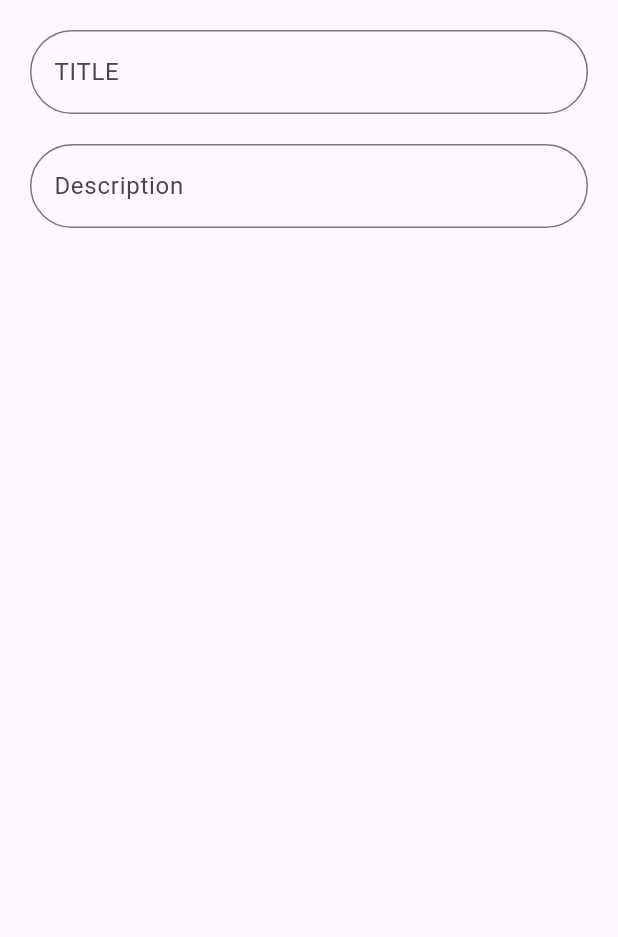
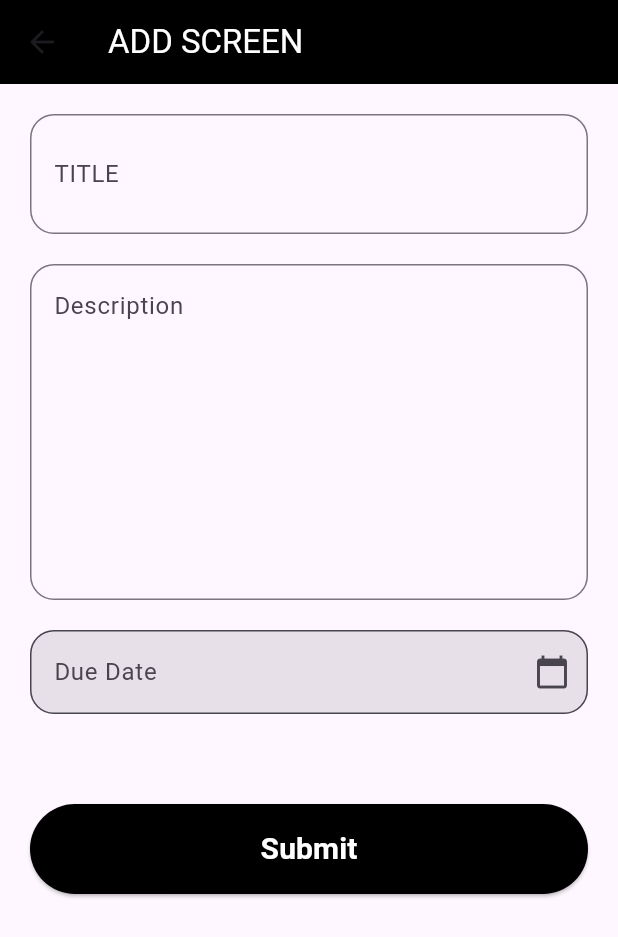
Before and after one commit to rayeensaniya/ToDo-App, a Flutter app: the AddScreen screen opened directly, on a phone screen of 412 x 824 dp. Shown: the top 937 px of the screen. Run offline on Flutter 3.47's test engine with Material 2 defaults, Android fonts, the phone set to English and light mode, and no system bars; our stand-ins replace rxdart.

Commit message:
todo detail and add screen

```diff
--- a/lib/main.dart
+++ b/lib/main.dart
@@ -1,4 +1,5 @@
 import 'package:flutter/material.dart';
+import 'package:todo_app/screens/dashboard.dart';
 import 'package:todo_app/screens/log_in.dart';
 
 void main() {
@@ -16,7 +17,7 @@ class MyApp extends StatelessWidget {
         colorScheme: ColorScheme.fromSeed(seedColor: Colors.deepPurple),
         useMaterial3: true,
       ),
-      home: const LogIn(),
+      home: const Dashboard(),
     );
   }
 }
--- a/lib/screens/add_screen.dart
+++ b/lib/screens/add_screen.dart
@@ -1,29 +1,88 @@
 import 'package:flutter/material.dart';
+import 'package:intl/intl.dart';
+import 'package:todo_app/bloc/add_bloc.dart';
+import 'package:todo_app/widget/button.dart';
 import 'package:todo_app/widget/text_field.dart';
 
 class AddScreen extends StatefulWidget {
-  const AddScreen({Key? key}) : super(key: key);
+   AddScreen({Key? key}) : super(key: key);
 
   @override
   State<AddScreen> createState() => _AddScreenState();
   }
+final _formKey = GlobalKey<FormState>();
+final _addBloc = AddScreenBloc();
 
 class _AddScreenState extends State<AddScreen> {
+  TextEditingController dateController = TextEditingController();
+
   @override
   Widget build(BuildContext context) {
-    return const Scaffold(
-      body: Padding(
-        padding: EdgeInsets.all(20.0),
+    return Scaffold(
+      appBar: AppBar(
+        backgroundColor: Colors.black,
+        title: const Text('ADD SCREEN', style: TextStyle(color: Colors.white)),
+      ),
+      body: SingleChildScrollView(
+        child: Padding(
+            padding:  EdgeInsets.all(20.0),
+            child: Form(
+              key: _formKey,
               child: Column(
                 children: [
-            AppTextField(labelText: 'TITLE'),
-            SizedBox(
+                   AppTextField(labelText: 'TITLE', maxLines: 2,
+                  validator: (p0) => _addBloc.titleValidator(title: p0),
+                  ),
+                  const SizedBox(
                     height: 20,
                   ),
-            AppTextField(labelText: 'Description')
+                  const AppTextField(
+                    alignLabelWithHint: true,
+                    labelText: 'Description',
+                    maxLines: 8,
+                  ),
+                  const SizedBox(
+                    height: 20,
+                  ),
+                  AppTextField(
+
+                    labelText: 'Due Date',
+                    controller: dateController,
+                    readOnly: true,
+                    filled: true,
+                    onTp: () async{
+                   final dateTime =await _selectDate();
+                      String dateFormatted = DateFormat('dd/MM/yyyy').format(dateTime!);
+                      dateController.text=dateFormatted;
+                    },
+                    suffixIcon: const Icon(Icons.calendar_today),
+                  ),
+                  const SizedBox(
+                    height: 60,
+                  ),
+                  AppButton(onpPressed: () {
+                    if(_formKey.currentState!.validate()){
+
+                    }
+                  }, text: 'Submit')
                 ],
               ),
+            )),
       ),
     );
   }
+
+  Future<DateTime?> _selectDate() async {
+    DateTime? _picked = await showDatePicker(
+      context: context,
+      initialDate: DateTime.now(),
+      firstDate: DateTime(2000),
+      lastDate: DateTime(2500),
+    );
+    if (_picked != null) {
+     return _picked;
+
     }
+
+  }
+}
--- a/lib/screens/dashboard.dart
+++ b/lib/screens/dashboard.dart
@@ -38,7 +38,7 @@ class _DashboardState extends State<Dashboard> {
                     Navigator.push(
                         context,
                         MaterialPageRoute(
-                          builder: (context) => const AddScreen(),
+                          builder: (context) =>  AddScreen(),
                         ));
                   },
                 );
--- a/lib/widget/text_field.dart
+++ b/lib/widget/text_field.dart
@@ -2,12 +2,17 @@ import 'package:flutter/material.dart';
 
 class AppTextField extends StatefulWidget {
  const AppTextField({super.key,required this.labelText,this.validator,
+   this.readOnly,
+   this.onTp,
    this.maxLength,
+   this.filled,
     this.hinText,
    this.keyboardType,
    this.onFieldSubmitted,
+   this.maxLines,
    this.focusNode,
    this.suffixIcon,
+   this.alignLabelWithHint,
    this.isSecure = false,
    this.controller});
  final String? hinText;
@@ -17,9 +22,14 @@ class AppTextField extends StatefulWidget {
  final String labelText;
  final bool isSecure;
  final Icon? suffixIcon;
+ final bool? readOnly;
  final int? maxLength;
+ final Function()? onTp;
  final String? Function(String?)? validator;
  final TextEditingController? controller;
+ final int? maxLines;
+ final bool? alignLabelWithHint;
+ final bool? filled;
   @override
   State<AppTextField> createState() => _AppTextFieldState();
 }
@@ -29,19 +39,24 @@ class _AppTextFieldState extends State<AppTextField> {
   Widget build(BuildContext context) {
     return  TextFormField(
       keyboardType: widget.keyboardType,
+      readOnly: widget.readOnly??false,
       obscureText: widget.isSecure,
       onFieldSubmitted: widget.onFieldSubmitted,
       focusNode:widget.focusNode ,
       maxLength: widget.maxLength,
       controller: widget.controller,
+      maxLines: widget.maxLines,
       autovalidateMode: AutovalidateMode.onUserInteraction,
       validator: widget.validator,
+      onTap:widget.onTp ,
       decoration: InputDecoration(
+        alignLabelWithHint: widget.alignLabelWithHint,
         suffixIcon: widget.suffixIcon,
         hintText: widget.hinText,
         labelText: widget.labelText,
+     filled: widget.filled??false,
         border: OutlineInputBorder(
-          borderRadius: BorderRadius.circular(40),
+          borderRadius: BorderRadius.circular(16),
         ),
       ),
     );
--- a/pubspec.yaml
+++ b/pubspec.yaml
@@ -36,6 +36,8 @@ dependencies:
   # Use with the CupertinoIcons class for iOS style icons.
   cupertino_icons: ^1.0.2
   rxdart: ^0.27.7
+  intl: ^0.18.1
+
 
 dev_dependencies:
   flutter_test:
```
Also changed, not shown: lib/bloc/add_bloc.dart (added, +7 -0 lines), lib/widget/app_card.dart (+11 -13 lines), pubspec.lock. Lines whose indentation alone changed are shown as unchanged.
